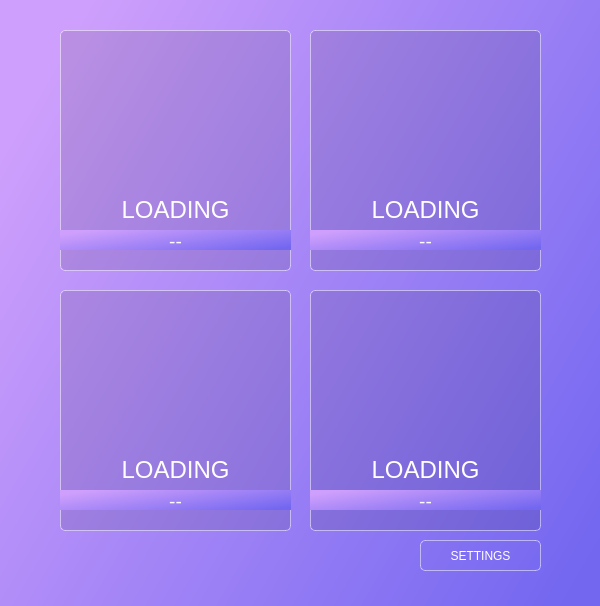
First picture: the form in CryptoView/cryptoview.ui, repository captainswain/CryptoView, before the edit.
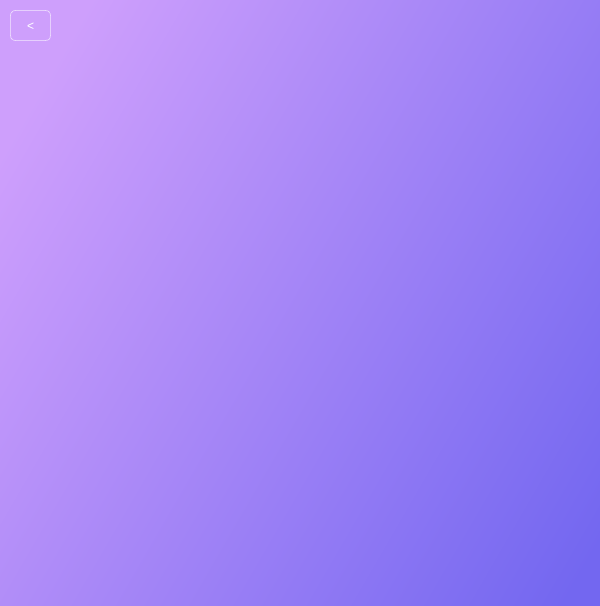
Second picture: the form after the edit. The open tabs and pages were chosen to show the change. Icons and pictures are not drawn.

Commit message: Buttons to candle page

Diff of the .ui file:
```diff
--- a/CryptoView/cryptoview.ui
+++ b/CryptoView/cryptoview.ui
@@ -585,6 +585,39 @@
      <zorder>crytoBox_5</zorder>
      <zorder>goBackBtn</zorder>
     </widget>
+    <widget class="QWidget" name="candleStickWidget">
+     <widget class="QPushButton" name="candleGoBackBtn">
+      <property name="geometry">
+       <rect>
+        <x>10</x>
+        <y>10</y>
+        <width>41</width>
+        <height>31</height>
+       </rect>
+      </property>
+      <property name="styleSheet">
+       <string notr="true">#candleGoBackBtn{
+background:rgba(0,0,0,0);
+border-width: 1px;
+border-style: solid;
+border-color: rgba(255,255,255,0.5);
+color: white;
+border-radius: 5px
+}
+#candleGoBackBtn:hover{
+background:rgba(255,255,255,0.2);
+border-width: 1px;
+border-style: solid;
+border-color: rgba(255,255,255,0.5);
+color: white;
+border-radius: 5px
+}</string>
+      </property>
+      <property name="text">
+       <string>&lt;</string>
+      </property>
+     </widget>
+    </widget>
    </widget>
   </widget>
  </widget>
```
Left out of the diff: 16 changed lines with no effect on the pictures. The commit also changes 2 other files.
